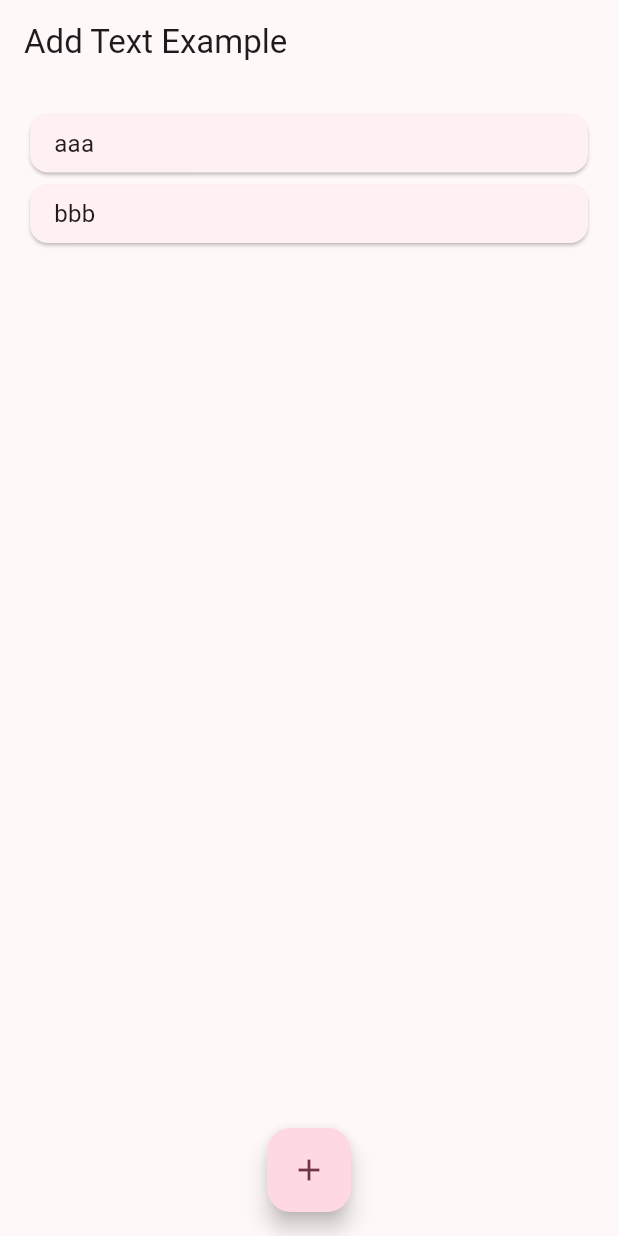
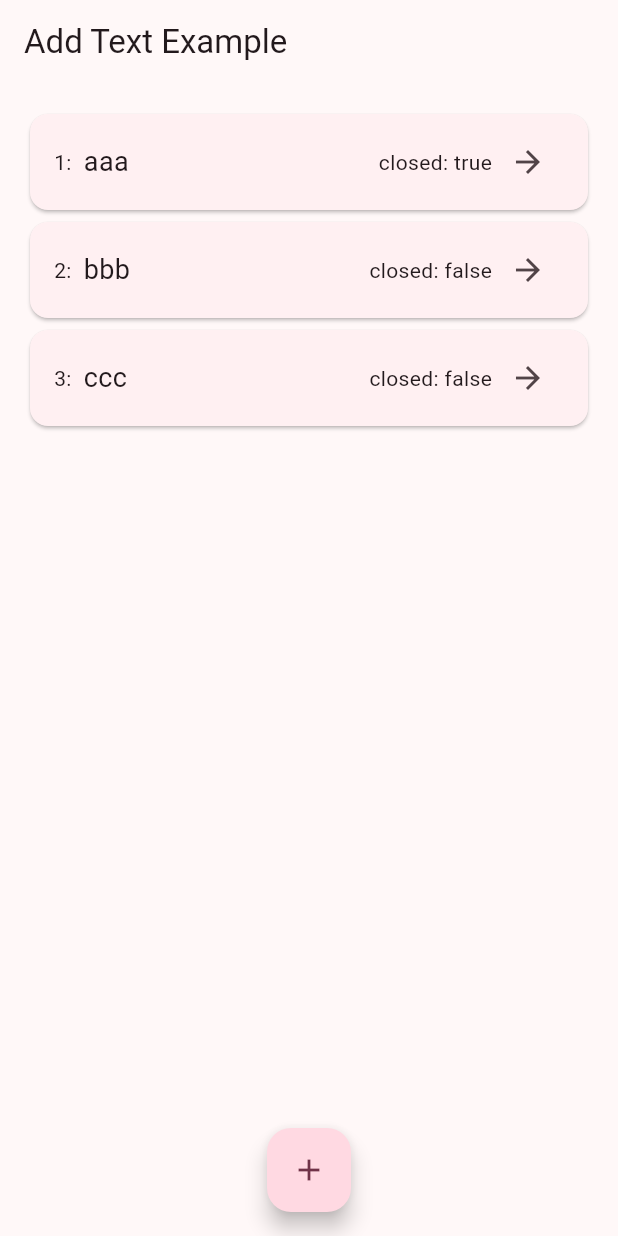
Before and after one commit to jasondoong/timetrail, a Flutter app: the screen it shows after launch, on a phone screen of 412 x 824 dp. Run offline on Flutter 3.47's test engine with Material 3 defaults, Android fonts, the light colour scheme and no system bars.

Commit message:
add Task model

```diff
--- /dev/null
+++ b/lib/models/task.dart
@@ -0,0 +1,15 @@
+class Task {
+  Task({
+    required this.id, required this.name, required this.closed
+  });
+
+  final int id;
+  final String name;
+  final bool closed;
+}
+
+List<Task> tasks = [
+  Task(id: 1, name: 'aaa', closed: true),
+  Task(id: 2, name: 'bbb', closed: false),
+  Task(id: 3, name: 'ccc', closed: false),
+];
--- a/lib/screens/home/home_screen.dart
+++ b/lib/screens/home/home_screen.dart
@@ -1,4 +1,5 @@
 import 'package:flutter/material.dart';
+import 'package:timetrail/models/task.dart';
 import 'package:timetrail/screens/home/task_card.dart';
 
 class HomeScreen extends StatefulWidget {
@@ -7,7 +8,6 @@ class HomeScreen extends StatefulWidget {
 }
 
 class _HomeScreenState extends State<HomeScreen> {
-  List tasks = ['aaa', 'bbb'];
 
   void _openTextInputDialog() async {
     final result = await showDialog<String>(
@@ -42,7 +42,7 @@ class _HomeScreenState extends State<HomeScreen> {
 
     if (result != null && result.isNotEmpty) {
       setState(() {
-        tasks.add(result);
+        tasks.add(Task(id: tasks.length+1, name: result, closed: false));
       });
     }
   }
--- a/lib/screens/home/task_card.dart
+++ b/lib/screens/home/task_card.dart
@@ -1,10 +1,11 @@
 import 'package:flutter/material.dart';
+import 'package:timetrail/models/task.dart';
 import 'package:timetrail/shared/styled_text.dart';
 
 class TaskCard extends StatelessWidget {
   const TaskCard(this.task, {super.key});
 
-  final String task;
+  final Task task;
 
   @override
   Widget build(BuildContext context) {
@@ -13,7 +14,21 @@ class TaskCard extends StatelessWidget {
         padding: const EdgeInsets.symmetric(horizontal: 16, vertical: 8),
         child: Row(
           children: [
-            StyledText(task),
+            Expanded(
+              child: Row(
+                crossAxisAlignment: CrossAxisAlignment.center,
+                children: [
+                  Text('${task.id}:'),
+                  const SizedBox(width: 8),
+                  Expanded(child: StyledText(task.name)),
+                  Text('closed: ${task.closed}')
+                ],
+              )
+            ),
+            IconButton(
+              onPressed: () {},
+              icon: const Icon(Icons.arrow_forward),
+            )
           ]
         ),
       ),
--- a/lib/shared/styled_text.dart
+++ b/lib/shared/styled_text.dart
@@ -7,7 +7,7 @@ class StyledText extends StatelessWidget {
 
   @override
   Widget build(BuildContext context) {
-    return Text(text, style: const TextStyle(fontSize: 16, fontWeight: FontWeight.normal));
+    return Text(text, style: const TextStyle(fontSize: 18, fontWeight: FontWeight.normal));
   }
 }
 
```
Also changed, not shown: lib/main.dart (+0 -79 lines).
